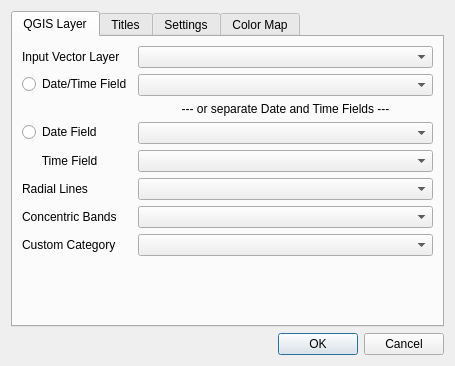
This is heatmapdialog.ui in NationalSecurityAgency/qgis-d3datavis-plugin as Qt 5 draws it before an edit. The edited form follows.
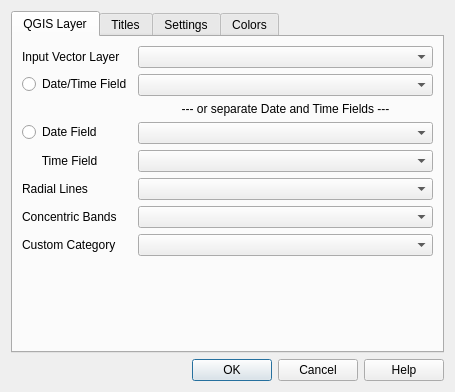
This is the edited form. Custom widgets are drawn as their Qt base class.

Commit message: Updated to suport help and custom categories.

What changed in the file:
```diff
--- a/heatmapdialog.ui
+++ b/heatmapdialog.ui
@@ -7,7 +7,7 @@
     <x>0</x>
     <y>0</y>
     <width>455</width>
-    <height>341</height>
+    <height>392</height>
    </rect>
   </property>
   <property name="windowTitle">
@@ -335,7 +335,7 @@
      </widget>
      <widget class="QWidget" name="colormap">
       <attribute name="title">
-       <string>Color Map</string>
+       <string>Colors</string>
       </attribute>
       <layout class="QVBoxLayout" name="verticalLayout_5">
        <item>
@@ -489,7 +489,7 @@
       <enum>Qt::Horizontal</enum>
      </property>
      <property name="standardButtons">
-      <set>QDialogButtonBox::Cancel|QDialogButtonBox::Ok</set>
+      <set>QDialogButtonBox::Cancel|QDialogButtonBox::Help|QDialogButtonBox::Ok</set>
      </property>
     </widget>
    </item>
```
Left out of the diff: 12 changed lines with no effect on the pictures. The commit also changes 1 other file.
